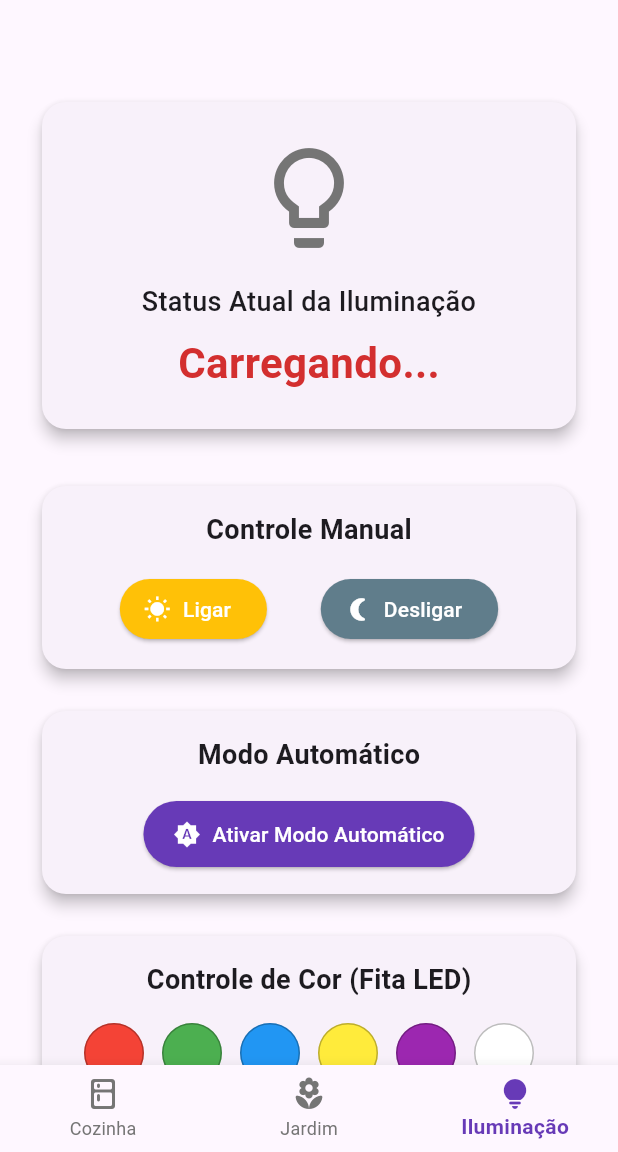
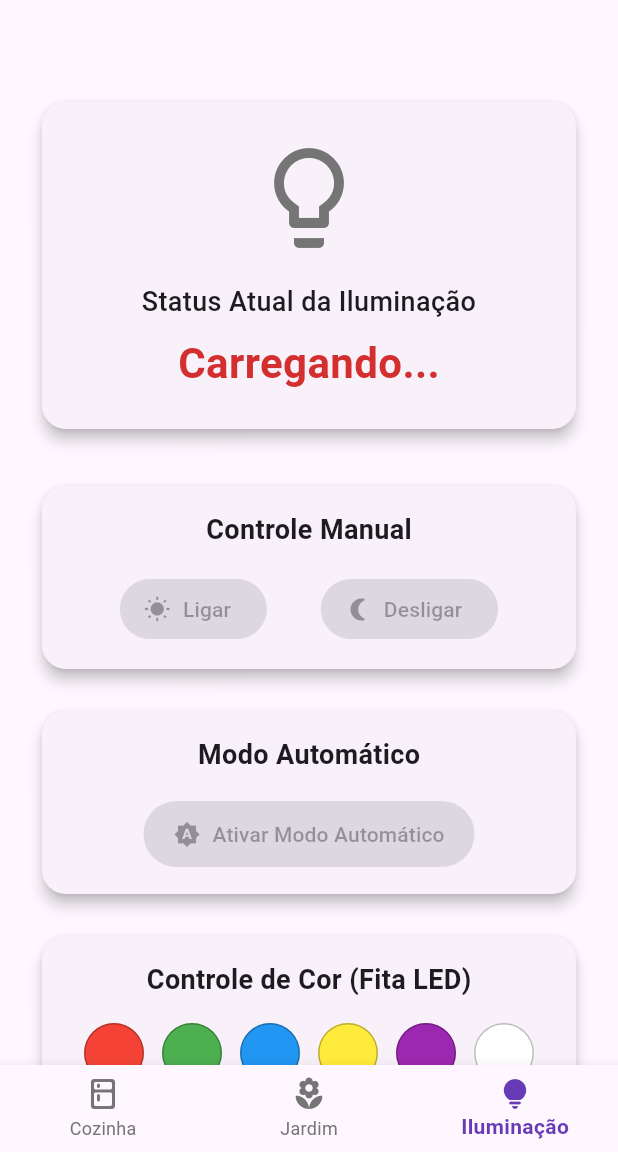
Before and after one commit to NyGold/volt-age-app, a Flutter app: the screen it shows after launch, swiped to page 3, on a phone screen of 412 x 824 dp, the part 84-1236 px from its top. Run offline on Flutter 3.47's test engine with Material 3 defaults, Android fonts, the phone set to English and light mode, and no system bars; our stand-ins replace flutter_dotenv, flutter_local_notifications, syncfusion_flutter_gauges; missing offline and left inert: mqtt_client; network calls fail.

Commit message:
Refatorar Tela3 para utilizar MqttProvider e melhorar a lógica de controle de iluminação

```diff
--- a/lib/telas/tela_3.dart
+++ b/lib/telas/tela_3.dart
@@ -10,52 +10,19 @@
 */
 
 import 'package:flutter/material.dart';
-import 'package:flutter_dotenv/flutter_dotenv.dart';
-import 'package:mqtt_client/mqtt_client.dart';
+import 'package:provider/provider.dart';
+import 'package:volt_age_app/mqtt_services/mqtt_provider.dart';
 
-
-class Tela3 extends StatefulWidget {
-  final MqttClient? mqttClient;
-
-  const Tela3({super.key, this.mqttClient});
-
-  @override
-  State<Tela3> createState() => _Tela3State();
-}
-
-class _Tela3State extends State<Tela3> {
-  String luzStatus = 'Carregando...';
-  bool get isLuzAcesa => luzStatus.toUpperCase() == 'ACESA';
-  MqttClient? mqttClient;
-
-  // Feeds do Adafruit IO
-  final feedStatus = "iluminacao-status";
-  final feedComando = "iluminacao-comando";
-
-  @override
-  void initState() {
-    super.initState();
-  }
-
-  void _publicarComando(String comando) {
-    if (mqttClient == null || mqttClient?.connectionStatus?.state != MqttConnectionState.connected) {
-      ScaffoldMessenger.of(context).showSnackBar(
-        const SnackBar(content: Text('MQTT não conectado. Tente novamente.')),
-      );
-      return;
-    }
-
-    final usuario = dotenv.env["ADAFRUIT_IO_USERNAME"];
-    final comandoTopic = "$usuario/feeds/$feedComando";
-    final builder = MqttClientPayloadBuilder();
-    builder.addString(comando);
-
-    print('Publicando no tópico $comandoTopic: $comando');
-    mqttClient?.publishMessage(comandoTopic, MqttQos.atLeastOnce, builder.payload!);
-  }
+class Tela3 extends StatelessWidget {
+  const Tela3({super.key});
 
   @override
   Widget build(BuildContext context) {
+    return Consumer<MqttProvider>(
+      builder: (context, provider, child) {
+        final luzStatus = provider.luzStatus;
+        final isLuzAcesa = luzStatus.toUpperCase() == 'ACESA';
+
         return Scaffold(
           body: SingleChildScrollView(
             child: Padding(
@@ -65,21 +32,23 @@ class _Tela3State extends State<Tela3> {
                 crossAxisAlignment: CrossAxisAlignment.stretch,
                 children: [
                   const SizedBox(height: 40),
-              _buildCardStatus(),
+                  _buildCardStatus(luzStatus, isLuzAcesa),
                   const SizedBox(height: 30),
-              _buildCardControleManual(),
+                  _buildCardControleManual(context, provider),
                   const SizedBox(height: 20),
-              _buildCardModoAutomatico(),
+                  _buildCardModoAutomatico(context, provider),
                   const SizedBox(height: 20),
-              _buildCardControleCor(),
+                  _buildCardControleCor(context, provider),
                 ],
               ),
             ),
           ),
         );
+      },
+    );
   }
 
-  Widget _buildCardStatus() {
+  Widget _buildCardStatus(String luzStatus, bool isLuzAcesa) {
     return Card(
       elevation: 4,
       shape: RoundedRectangleBorder(borderRadius: BorderRadius.circular(16)),
@@ -113,7 +82,7 @@ class _Tela3State extends State<Tela3> {
     );
   }
 
-  Widget _buildCardControleManual() {
+  Widget _buildCardControleManual(BuildContext context, MqttProvider provider) {
     return Card(
       elevation: 4,
       shape: RoundedRectangleBorder(borderRadius: BorderRadius.circular(16)),
@@ -127,13 +96,13 @@ class _Tela3State extends State<Tela3> {
               mainAxisAlignment: MainAxisAlignment.spaceEvenly,
               children: [
                 ElevatedButton.icon(
-                  onPressed: () => _publicarComando('LIGAR_MANUAL'),
+                  onPressed: provider.isConnected ? () => provider.publicarComandoIluminacao('LIGAR_MANUAL') : null,
                   icon: const Icon(Icons.wb_sunny),
                   label: const Text('Ligar'),
                   style: ElevatedButton.styleFrom(backgroundColor: Colors.amber, foregroundColor: Colors.white),
                 ),
                 ElevatedButton.icon(
-                  onPressed: () => _publicarComando('DESLIGAR_MANUAL'),
+                  onPressed: provider.isConnected ? () => provider.publicarComandoIluminacao('DESLIGAR_MANUAL') : null,
                   icon: const Icon(Icons.nightlight_round),
                   label: const Text('Desligar'),
                   style: ElevatedButton.styleFrom(backgroundColor: Colors.blueGrey, foregroundColor: Colors.white),
@@ -146,7 +115,7 @@ class _Tela3State extends State<Tela3> {
     );
   }
 
-   Widget _buildCardModoAutomatico() {
+  Widget _buildCardModoAutomatico(BuildContext context, MqttProvider provider) {
     return Card(
       elevation: 4,
       shape: RoundedRectangleBorder(borderRadius: BorderRadius.circular(16)),
@@ -157,10 +126,14 @@ class _Tela3State extends State<Tela3> {
             const Text('Modo Automático', style: TextStyle(fontSize: 18, fontWeight: FontWeight.bold)),
             const SizedBox(height: 16),
             ElevatedButton.icon(
-              onPressed: () => _publicarComando('AUTOMATICO'),
+              onPressed: provider.isConnected ? () => provider.publicarComandoIluminacao('AUTOMATICO') : null,
               icon: const Icon(Icons.brightness_auto),
               label: const Text('Ativar Modo Automático'),
-               style: ElevatedButton.styleFrom(backgroundColor: Colors.deepPurple, foregroundColor: Colors.white, padding: const EdgeInsets.symmetric(horizontal: 20, vertical: 12)),
+              style: ElevatedButton.styleFrom(
+                backgroundColor: Colors.deepPurple,
+                foregroundColor: Colors.white,
+                padding: const EdgeInsets.symmetric(horizontal: 20, vertical: 12),
+              ),
             ),
           ],
         ),
@@ -168,8 +141,7 @@ class _Tela3State extends State<Tela3> {
     );
   }
 
-
-  Widget _buildCardControleCor() {
+  Widget _buildCardControleCor(BuildContext context, MqttProvider provider) {
     return Card(
       elevation: 4,
       shape: RoundedRectangleBorder(borderRadius: BorderRadius.circular(16)),
@@ -183,12 +155,12 @@ class _Tela3State extends State<Tela3> {
               spacing: 12,
               alignment: WrapAlignment.center,
               children: [
-                _buildColorButton(Colors.red, '#FF0000'),
-                _buildColorButton(Colors.green, '#00FF00'),
-                _buildColorButton(Colors.blue, '#0000FF'),
-                _buildColorButton(Colors.yellow, '#FFFF00'),
-                _buildColorButton(Colors.purple, '#800080'),
-                _buildColorButton(Colors.white, '#FFFFFF'),
+                _buildColorButton(provider, Colors.red, '#FF0000'),
+                _buildColorButton(provider, Colors.green, '#00FF00'),
+                _buildColorButton(provider, Colors.blue, '#0000FF'),
+                _buildColorButton(provider, Colors.yellow, '#FFFF00'),
+                _buildColorButton(provider, Colors.purple, '#800080'),
+                _buildColorButton(provider, Colors.white, '#FFFFFF'),
               ],
             )
           ],
@@ -197,9 +169,9 @@ class _Tela3State extends State<Tela3> {
     );
   }
 
-  Widget _buildColorButton(Color color, String hexCode) {
+  Widget _buildColorButton(MqttProvider provider, Color color, String hexCode) {
     return InkWell(
-      onTap: () => _publicarComando(hexCode),
+      onTap: provider.isConnected ? () => provider.publicarComandoIluminacao(hexCode) : null,
       child: Container(
         width: 40,
         height: 40,
```
Also changed, not shown: lib/mqtt_services/mqtt.dart (+14 -18 lines), lib/mqtt_services/mqtt_provider.dart (+133 -38 lines). Lines whose indentation alone changed are shown as unchanged.
